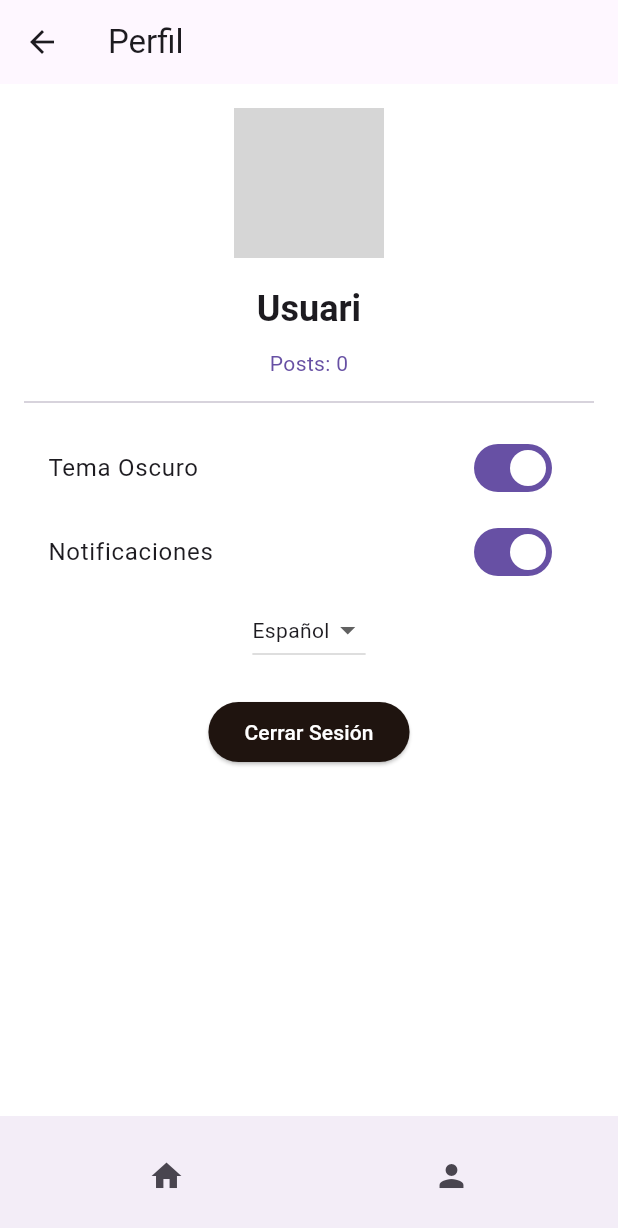
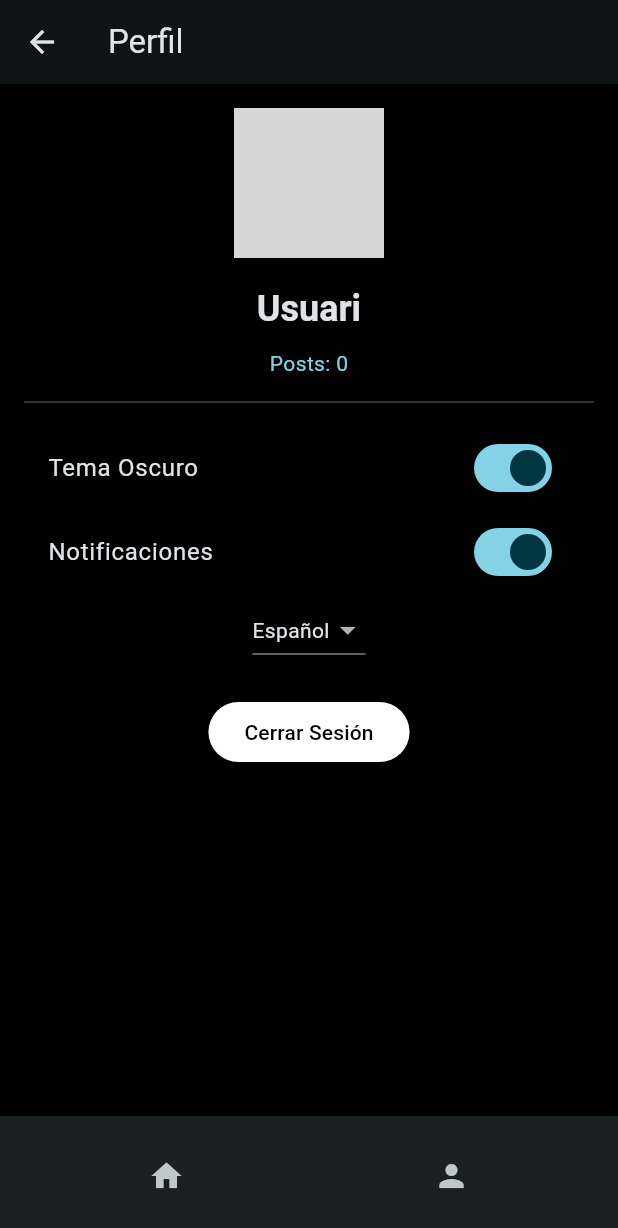
Before and after one commit to oriolnieto/InstaDAM, a Flutter app: the profile screen opened directly, after a tap on "Tema Oscuro", on a phone screen of 412 x 824 dp. Shown: the top 1228 px of the screen. Run offline on Flutter 3.47's test engine with Material 3 defaults, Android fonts, the phone set to English and light mode, and no system bars; our stand-ins replace shared_preferences, sqflite; missing offline and left inert: dart:ffi; accounts and stored records are empty; grey boxes are pictures that could not be loaded.

Commit message:
cambio main y profile para temas

```diff
--- a/lib/main.dart
+++ b/lib/main.dart
@@ -22,9 +22,12 @@ class MyApp extends StatefulWidget {
   final bool initialLogged;
   final bool initialDarkTheme;
 
-  const MyApp({super.key, required this.initialLogged, required this.initialDarkTheme});
+  const MyApp({
+    super.key,
+    required this.initialLogged,
+    required this.initialDarkTheme,
+  });
 
-  // Esta función permite acceder al estado desde cualquier widget
   static _MyAppState? maybeOf(BuildContext context) {
     return context.findAncestorStateOfType<_MyAppState>();
   }
@@ -42,7 +45,6 @@ class _MyAppState extends State<MyApp> {
     isDarkTheme = widget.initialDarkTheme;
   }
 
-  // Función que cambia el tema global
   void changeTheme(bool value) async {
     final prefs = await SharedPreferences.getInstance();
     await prefs.setBool('isDarkTheme', value);
--- a/lib/profile.dart
+++ b/lib/profile.dart
@@ -2,6 +2,7 @@ import 'package:flutter/material.dart';
 import 'login.dart';
 import 'feed.dart';
 import 'package:shared_preferences/shared_preferences.dart';
+import 'main.dart';
 
 class profile extends StatefulWidget {
   const profile({super.key});
@@ -16,6 +17,7 @@ class _profileState extends State<profile> {
   bool temaOscuro = false;
   bool notificacions = true;
   String idioma = 'Español';
+
 
   @override
   void initState() {
@@ -55,7 +57,7 @@ class _profileState extends State<profile> {
 
   @override
   Widget build(BuildContext context) {
-    final theme = Theme.of(context); // ← tema global del MaterialApp
+    final theme = Theme.of(context);
 
     return Scaffold(
       appBar: AppBar(
@@ -112,16 +114,19 @@ class _profileState extends State<profile> {
             ),
             const Divider(height: 32),
 
-            // Switch de tema oscuro usando SharedPreferences
             SwitchListTile(
               title: const Text('Tema Oscuro'),
               value: temaOscuro,
               onChanged: (valor) {
                 setState(() => temaOscuro = valor);
                 _savePreferences();
-                // tema global no cambia automáticamente, pero los estilos sí
+
+                final appState = MyApp.maybeOf(context);
+                appState?.changeTheme(valor);
+                appState?.changeTheme(valor);
               },
             ),
+
 
             SwitchListTile(
               title: const Text('Notificaciones'),
```
